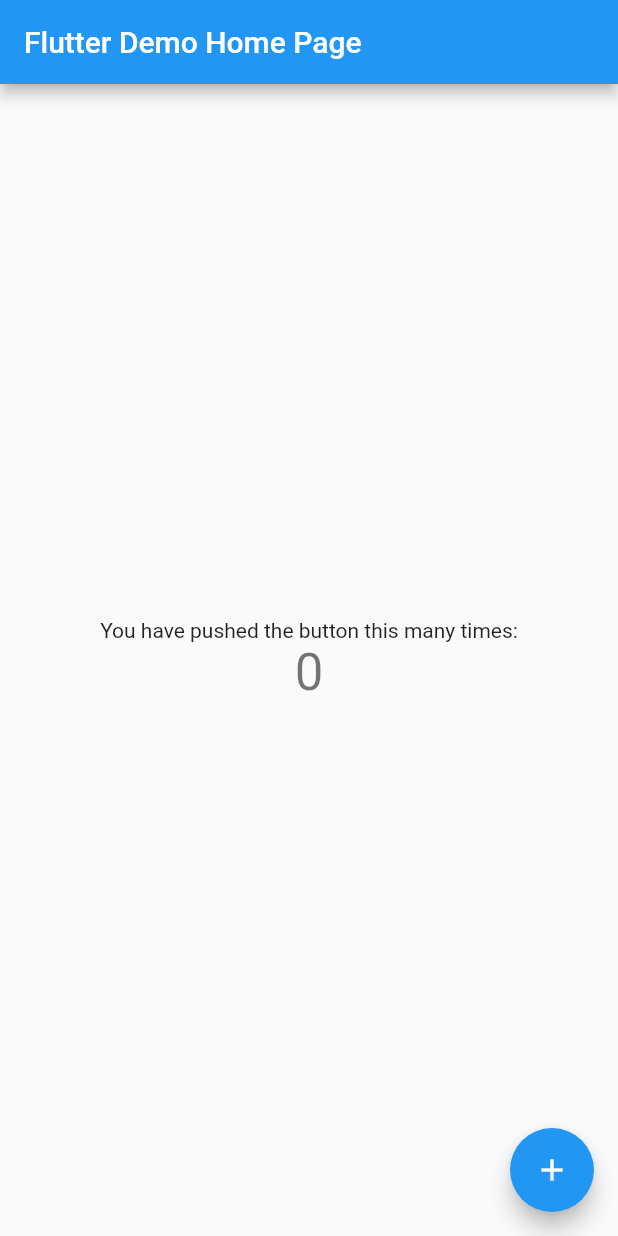
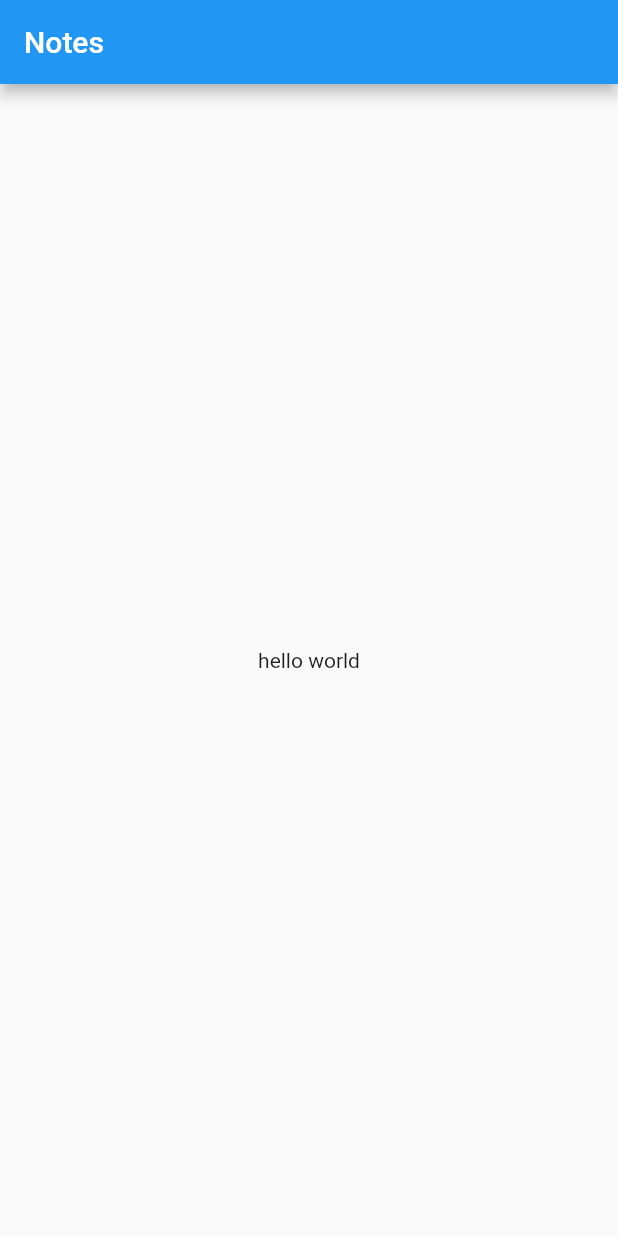
Before and after one commit to snailfly2018/try_ddd, a Flutter app: the screen it shows after launch, on a phone screen of 412 x 824 dp. Run offline on Flutter 3.47's test engine with Material 2 defaults, Android fonts, the light colour scheme and no system bars; our stand-ins replace firebase_auth, flutter_bloc, fpdart, freezed_annotation, get_it, google_sign_in and 1 more; accounts and stored records are empty.

Commit message:
第八课 界面开始

```diff
--- a/lib/main.dart
+++ b/lib/main.dart
@@ -1,119 +1,10 @@
 import 'package:flutter/material.dart';
 import 'package:injectable/injectable.dart';
+import 'package:try_ddd/presentation/core/app_widget.dart';
 
 import 'injection.dart';
 
 void main() {
   configureInjection(Environment.prod); //注入
-  runApp(const MyApp());
+  runApp(const AppWidget());
 }
-
-class MyApp extends StatelessWidget {
-  const MyApp({Key? key}) : super(key: key);
-
-  // This widget is the root of your application.
-  @override
-  Widget build(BuildContext context) {
-    return MaterialApp(
-      title: 'Flutter Demo',
-      theme: ThemeData(
-        // This is the theme of your application.
-        //
-        // Try running your application with "flutter run". You'll see the
-        // application has a blue toolbar. Then, without quitting the app, try
-        // changing the primarySwatch below to Colors.green and then invoke
-        // "hot reload" (press "r" in the console where you ran "flutter run",
-        // or simply save your changes to "hot reload" in a Flutter IDE).
-        // Notice that the counter didn't reset back to zero; the application
-        // is not restarted.
-        primarySwatch: Colors.blue,
-      ),
-      home: const MyHomePage(title: 'Flutter Demo Home Page'),
-    );
-  }
-}
-
-class MyHomePage extends StatefulWidget {
-  const MyHomePage({Key? key, required this.title}) : super(key: key);
-
-  // This widget is the home page of your application. It is stateful, meaning
-  // that it has a State object (defined below) that contains fields that affect
-  // how it looks.
-
-  // This class is the configuration for the state. It holds the values (in this
-  // case the title) provided by the parent (in this case the App widget) and
-  // used by the build method of the State. Fields in a Widget subclass are
-  // always marked "final".
-
-  final String title;
-
-  @override
-  State<MyHomePage> createState() => _MyHomePageState();
-}
-
-class _MyHomePageState extends State<MyHomePage> {
-  int _counter = 0;
-
-  void _incrementCounter() {
-    setState(() {
-      // This call to setState tells the Flutter framework that something has
-      // changed in this State, which causes it to rerun the build method below
-      // so that the display can reflect the updated values. If we changed
-      // _counter without calling setState(), then the build method would not be
-      // called again, and so nothing would appear to happen.
-      _counter++;
-    });
-  }
-
-  @override
-  Widget build(BuildContext context) {
-    // This method is rerun every time setState is called, for instance as done
-    // by the _incrementCounter method above.
-    //
-    // The Flutter framework has been optimized to make rerunning build methods
-    // fast, so that you can just rebuild anything that needs updating rather
-    // than having to individually change instances of widgets.
-    return Scaffold(
-      appBar: AppBar(
-        // Here we take the value from the MyHomePage object that was created by
-        // the App.build method, and use it to set our appbar title.
-        title: Text(widget.title),
-      ),
-      body: Center(
-        // Center is a layout widget. It takes a single child and positions it
-        // in the middle of the parent.
-        child: Column(
-          // Column is also a layout widget. It takes a list of children and
-          // arranges them vertically. By default, it sizes itself to fit its
-          // children horizontally, and tries to be as tall as its parent.
-          //
-          // Invoke "debug painting" (press "p" in the console, choose the
-          // "Toggle Debug Paint" action from the Flutter Inspector in Android
-          // Studio, or the "Toggle Debug Paint" command in Visual Studio Code)
-          // to see the wireframe for each widget.
-          //
-          // Column has various properties to control how it sizes itself and
-          // how it positions its children. Here we use mainAxisAlignment to
-          // center the children vertically; the main axis here is the vertical
-          // axis because Columns are vertical (the cross axis would be
-          // horizontal).
-          mainAxisAlignment: MainAxisAlignment.center,
-          children: <Widget>[
-            const Text(
-              'You have pushed the button this many times:',
-            ),
-            Text(
-              '$_counter',
-              style: Theme.of(context).textTheme.headline4,
-            ),
-          ],
-        ),
-      ),
-      floatingActionButton: FloatingActionButton(
-        onPressed: _incrementCounter,
-        tooltip: 'Increment',
-        child: const Icon(Icons.add),
-      ), // This trailing comma makes auto-formatting nicer for build methods.
-    );
-  }
-}
--- /dev/null
+++ b/lib/presentation/core/app_widget.dart
@@ -0,0 +1,21 @@
+// ignore_for_file: avoid_unnecessary_containers
+
+import 'package:flutter/cupertino.dart';
+import 'package:flutter/material.dart';
+
+class AppWidget extends StatelessWidget {
+  const AppWidget({Key? key}) : super(key: key);
+
+  @override
+  Widget build(BuildContext context) {
+    return MaterialApp(
+      title: 'Notes',
+      home: Scaffold(
+        appBar: AppBar(title: const Text('Notes'),),
+        body: Center(
+          child: Container(child: const Text('hello world'),),
+        ),
+      ),
+    );
+  }
+}
```
Also changed, not shown: 1 other file.
